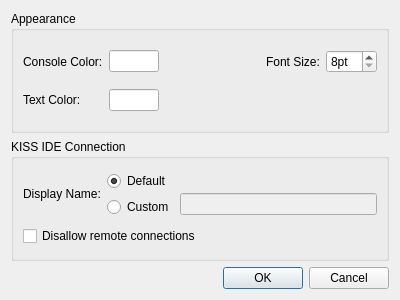
Qt form ui/SettingsDialog.ui (kipr/computer) before a commit.
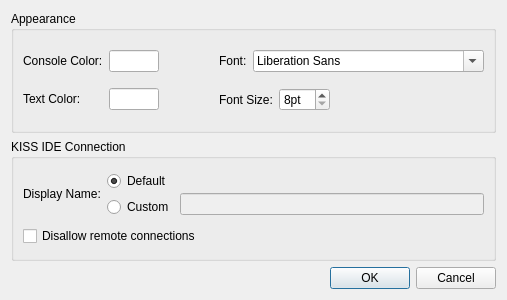
The same form after that commit. Custom widgets are drawn as their Qt base class.

Commit message: Added setting for font

What changed in the file:
```diff
--- a/ui/SettingsDialog.ui
+++ b/ui/SettingsDialog.ui
@@ -6,7 +6,7 @@
    <rect>
     <x>0</x>
     <y>0</y>
-    <width>400</width>
+    <width>507</width>
     <height>300</height>
    </rect>
   </property>
@@ -104,40 +104,9 @@
      <property name="title">
       <string>Appearance</string>
      </property>
-     <layout class="QGridLayout" name="gridLayout_2">
-      <item row="0" column="3">
-       <widget class="QLabel" name="fontSizeLabel">
-        <property name="text">
-         <string>Font Size:</string>
-        </property>
-       </widget>
-      </item>
-      <item row="0" column="1">
-       <widget class="QColorBox" name="consoleColorBox">
-        <property name="maximumSize">
-         <size>
-          <width>50</width>
-          <height>16777215</height>
-         </size>
-        </property>
-        <property name="toolTip">
-         <string>(double click to change)</string>
-        </property>
-       </widget>
-      </item>
-      <item row="2" column="1">
-       <widget class="QColorBox" name="textColorBox">
-        <property name="maximumSize">
-         <size>
-          <width>50</width>
-          <height>16777215</height>
-         </size>
-        </property>
-        <property name="toolTip">
-         <string>(double click to change)</string>
-        </property>
-       </widget>
-      </item>
+     <layout class="QHBoxLayout" name="horizontalLayout_2">
+      <item>
+       <layout class="QGridLayout" name="gridLayout_3">
       <item row="0" column="0">
        <widget class="QLabel" name="consoleColorLabel">
         <property name="text">
@@ -145,27 +114,42 @@
         </property>
        </widget>
       </item>
-      <item row="2" column="0">
+        <item row="0" column="1">
+         <widget class="QColorBox" name="consoleColorBox">
+          <property name="maximumSize">
+           <size>
+            <width>50</width>
+            <height>16777215</height>
+           </size>
+          </property>
+          <property name="toolTip">
+           <string>(double click to change)</string>
+          </property>
+         </widget>
+        </item>
+        <item row="1" column="0">
        <widget class="QLabel" name="textColorLabel">
         <property name="text">
          <string>Text Color:</string>
         </property>
        </widget>
       </item>
-      <item row="0" column="2">
-       <spacer name="horizontalSpacer">
-        <property name="orientation">
-         <enum>Qt::Horizontal</enum>
-        </property>
-        <property name="sizeHint" stdset="0">
+        <item row="1" column="1">
+         <widget class="QColorBox" name="textColorBox">
+          <property name="maximumSize">
          <size>
-          <width>40</width>
-          <height>20</height>
-         </size>
-        </property>
-       </spacer>
-      </item>
-      <item row="2" column="2">
+            <width>50</width>
+            <height>16777215</height>
+           </size>
+          </property>
+          <property name="toolTip">
+           <string>(double click to change)</string>
+          </property>
+         </widget>
+        </item>
+       </layout>
+      </item>
+      <item>
        <spacer name="horizontalSpacer_2">
         <property name="orientation">
          <enum>Qt::Horizontal</enum>
@@ -178,7 +162,32 @@
         </property>
        </spacer>
       </item>
-      <item row="0" column="4">
+      <item>
+       <layout class="QVBoxLayout" name="verticalLayout_2">
+        <item>
+         <layout class="QHBoxLayout" name="horizontalLayout_3">
+          <item>
+           <widget class="QLabel" name="fontLabel">
+            <property name="text">
+             <string>Font:</string>
+            </property>
+           </widget>
+          </item>
+          <item>
+           <widget class="QFontComboBox" name="fontBox"/>
+          </item>
+         </layout>
+        </item>
+        <item>
+         <layout class="QHBoxLayout" name="horizontalLayout_4">
+          <item>
+           <widget class="QLabel" name="fontSizeLabel">
+            <property name="text">
+             <string>Font Size:</string>
+            </property>
+           </widget>
+          </item>
+          <item>
        <widget class="QSpinBox" name="fontSizeBox">
         <property name="suffix">
          <string>pt</string>
@@ -190,6 +199,23 @@
          <number>36</number>
         </property>
        </widget>
+          </item>
+          <item>
+           <spacer name="horizontalSpacer">
+            <property name="orientation">
+             <enum>Qt::Horizontal</enum>
+            </property>
+            <property name="sizeHint" stdset="0">
+             <size>
+              <width>40</width>
+              <height>20</height>
+             </size>
+            </property>
+           </spacer>
+          </item>
+         </layout>
+        </item>
+       </layout>
       </item>
      </layout>
     </widget>
```
Lines whose indentation alone changed are shown as unchanged. The commit also changes 5 other files.
